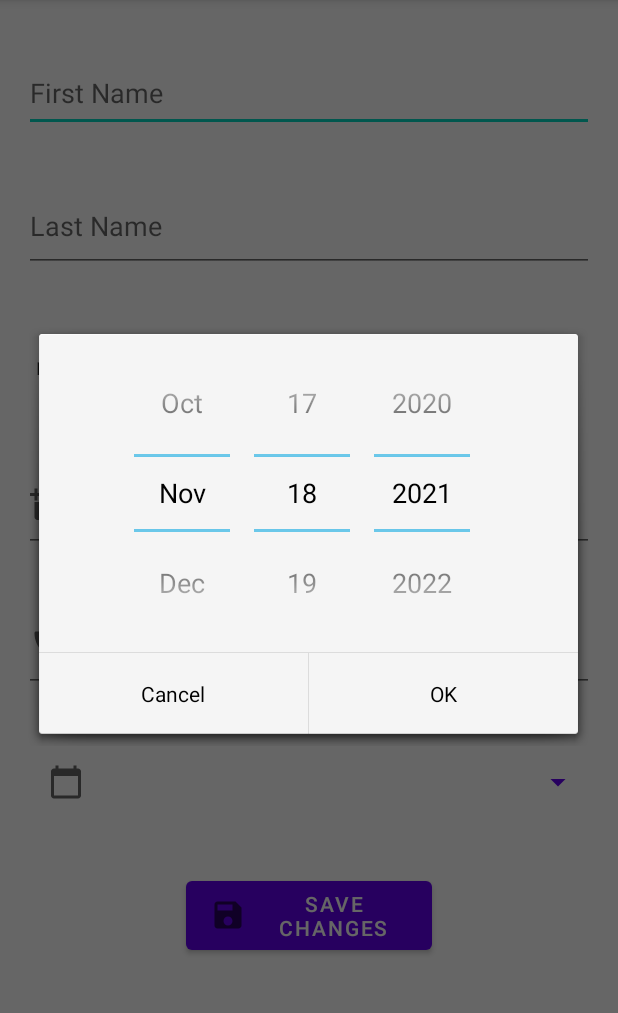
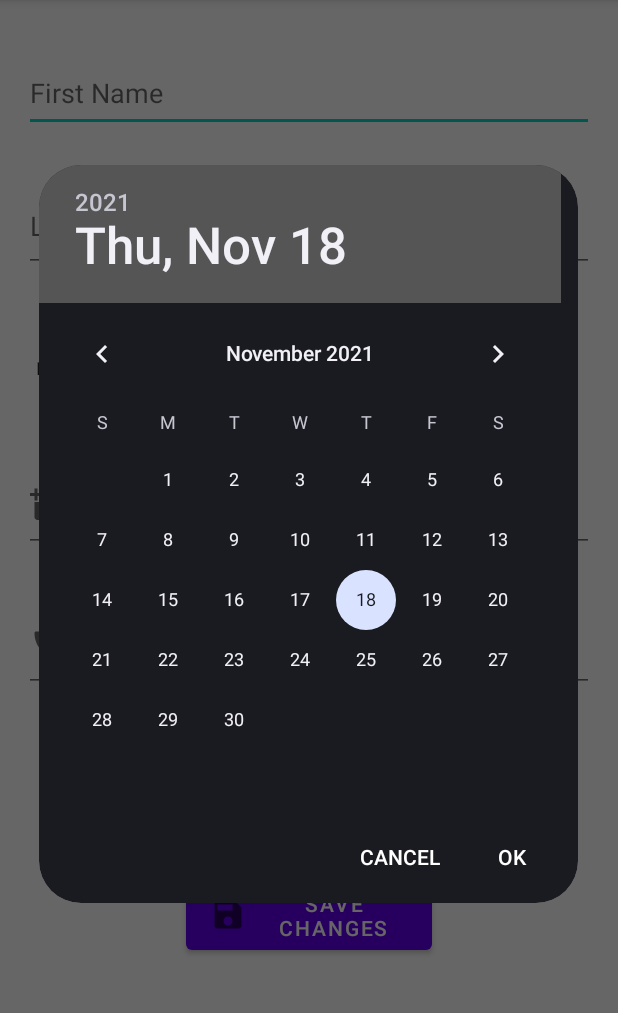
Before and after one commit to bsquillari/TrainMe, an Android app: the EditProfileActivity screen opened directly, with no data from a screen before it, after a tap on an icon or button, on a phone screen of 412 x 824 dp, the part 84-1097 px from its top. Run offline under Robolectric (Android 15) with nearby library versions, the phone set to English and light mode, and no system bars; network calls fail.

Commit message:
Agrego traducciones y cambio el Date Picker de edit Profile

```diff
--- a/app/src/main/java/com/trainme/EditProfileActivity.java
+++ b/app/src/main/java/com/trainme/EditProfileActivity.java
@@ -118,9 +118,8 @@ public class EditProfileActivity extends AppCompatActivity implements AdapterVie
         int month = cal.get(Calendar.MONTH);
         int day = cal.get(Calendar.DAY_OF_MONTH);
 
-        int style = AlertDialog.THEME_HOLO_LIGHT;
 
-        datePickerDialog = new DatePickerDialog(this, style, dateSetListener, year, month, day);
+        datePickerDialog = new DatePickerDialog(this,  android.R.style.Theme_DeviceDefault_Dialog_Alert, dateSetListener, year, month, day);
         //datePickerDialog.getDatePicker().setMaxDate(System.currentTimeMillis());
 
     }
--- a/app/src/main/res/values/themes.xml
+++ b/app/src/main/res/values/themes.xml
@@ -12,6 +12,7 @@
         <!-- Status bar color. -->
         <item name="android:statusBarColor" tools:targetApi="l">?attr/colorPrimaryVariant</item>
         <!-- Customize your theme here. -->
+
     </style>
 
     <style name="Theme.TrainMeLogin.NoActionBar">
```
Also changed, not shown: 1 other file.
